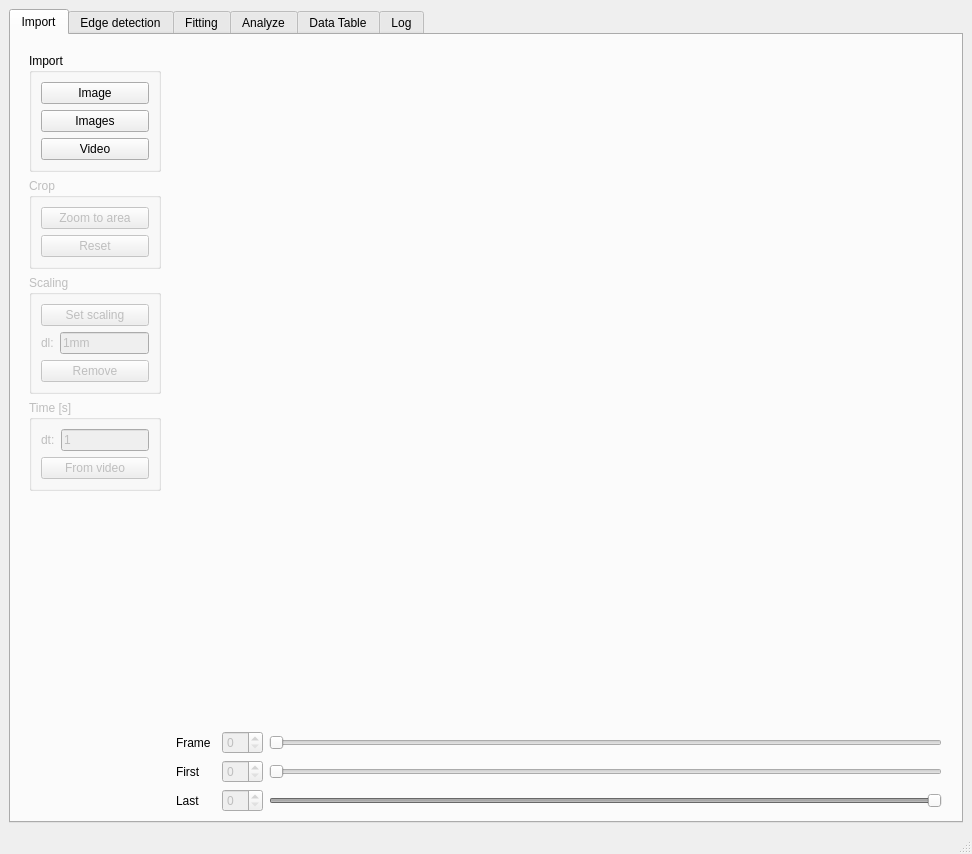
Above: pyDSA_gui/design.ui from galaunay/pyDSA_gui before the change. Below: the same form after it.
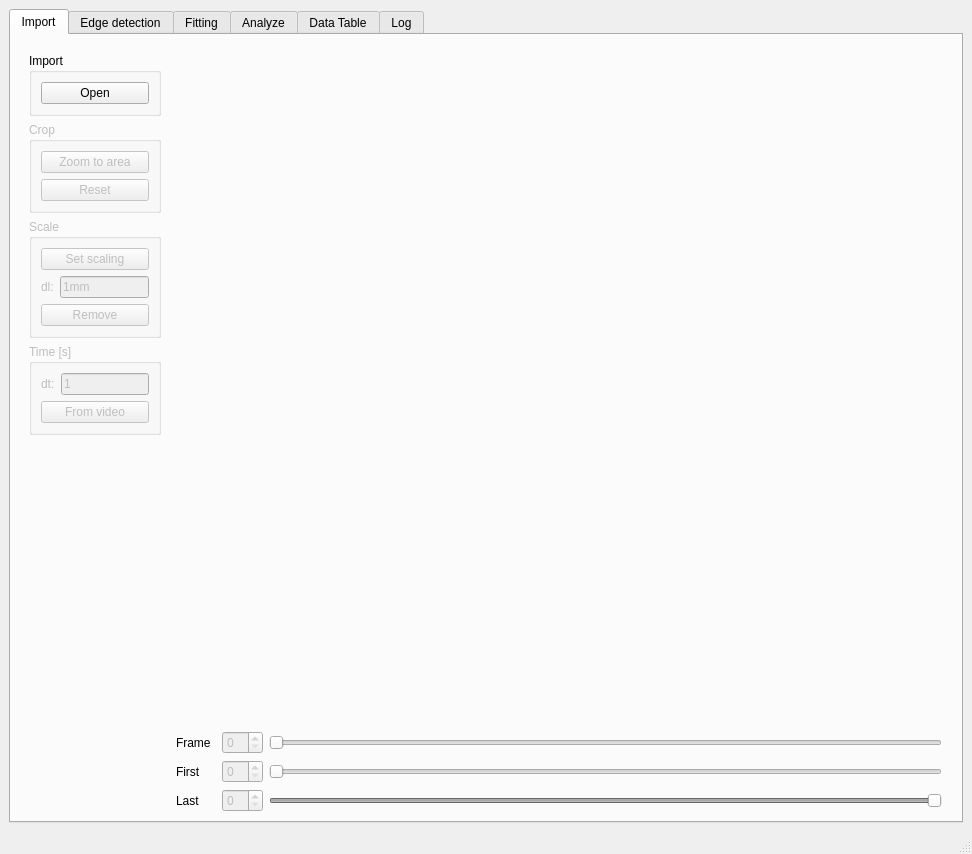
That is the form after the change. The open tabs and pages were chosen to show the change. Custom widgets are drawn as their Qt base class.

Commit message: Merge import button into a single (smart) one

```diff
--- a/pyDSA_gui/design.ui
+++ b/pyDSA_gui/design.ui
@@ -73,27 +73,7 @@
                  <string>Import a single image (png, jpg, bmp, ...)</string>
                 </property>
                 <property name="text">
-                 <string>Image</string>
-                </property>
-               </widget>
-              </item>
-              <item>
-               <widget class="QPushButton" name="tab1_import_images_button">
-                <property name="toolTip">
-                 <string>Import a set of images (need to be sorted in alphabetical order)</string>
-                </property>
-                <property name="text">
-                 <string>Images</string>
-                </property>
-               </widget>
-              </item>
-              <item>
-               <widget class="QPushButton" name="tab1_import_video_button">
-                <property name="toolTip">
-                 <string>Import a video (avi,mp4,mkv,...)</string>
-                </property>
-                <property name="text">
-                 <string>Video</string>
+                 <string>Open</string>
                 </property>
                </widget>
               </item>
@@ -138,7 +118,7 @@
               <bool>false</bool>
              </property>
              <property name="title">
-              <string>Scaling</string>
+              <string>Scale</string>
              </property>
              <layout class="QVBoxLayout" name="verticalLayout_14">
               <item>
```
Left out of the diff: 55 changed lines with no effect on the pictures. The commit also changes 4 other files.
